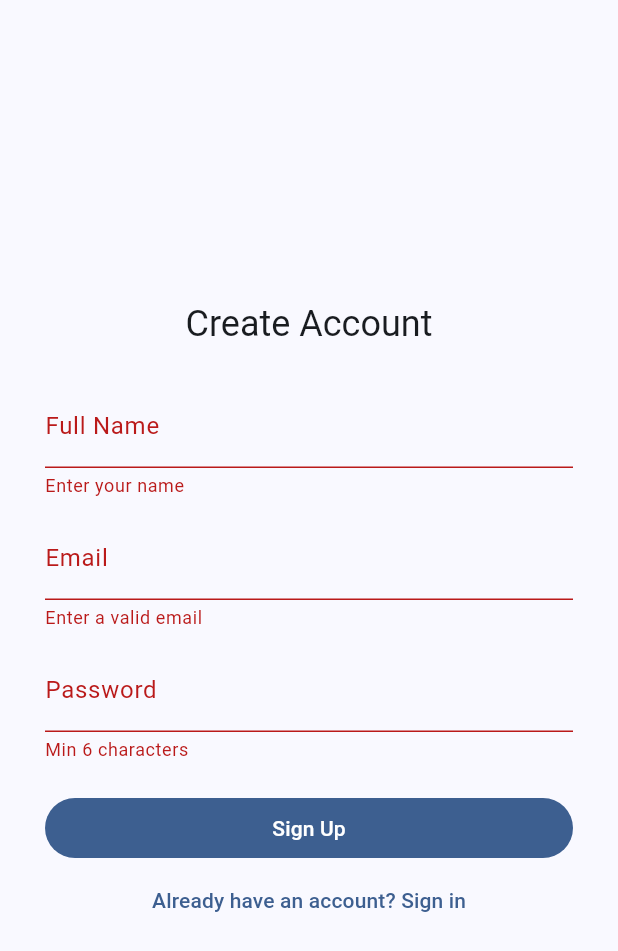
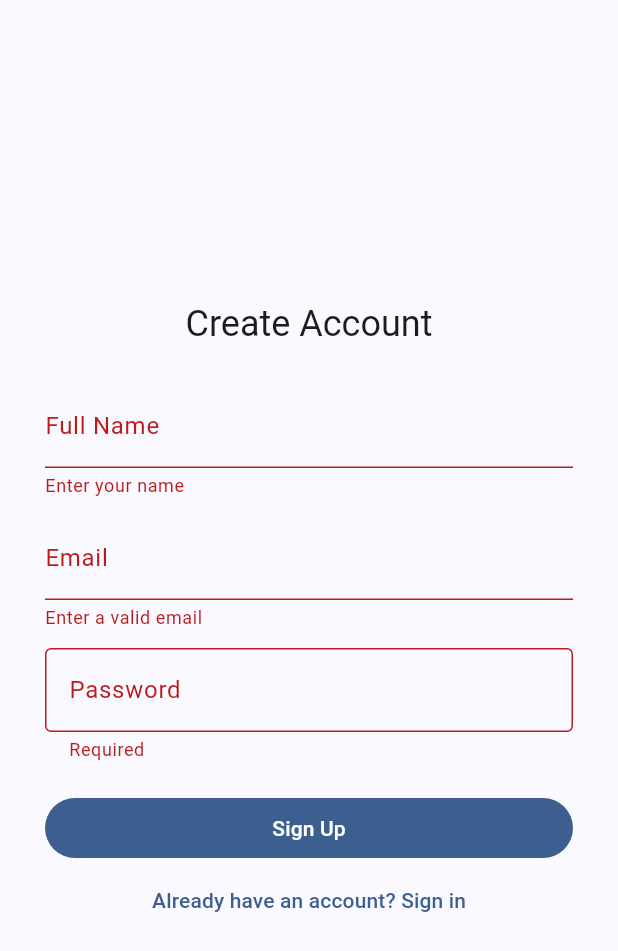
Before and after one commit to Divay123321/Raising-A-Ticket, a Flutter app: the screen it shows after launch, after a tap on "Sign In", after a tap on "Don't have an account? Sign up", after a tap on "Sign Up", on a phone screen of 412 x 824 dp. Shown: the top 951 px of the screen. Run offline on Flutter 3.47's test engine with Material 3 defaults, Android fonts, the phone set to English and light mode, and no system bars; our stand-ins replace cloud_firestore, firebase_auth, firebase_core, fl_chart, flutter_riverpod, go_router; accounts and stored records are empty; generated files the repository leaves out were written again.

Commit message:
password strength

```diff
--- a/lib/features/auth/screens/login_screen.dart
+++ b/lib/features/auth/screens/login_screen.dart
@@ -14,6 +14,7 @@ class _LoginScreenState extends ConsumerState<LoginScreen> {
   final _formKey = GlobalKey<FormState>();
   final _emailController = TextEditingController();
   final _passwordController = TextEditingController();
+  final _passwordFocusNode = FocusNode();
 
   bool _isSubmitting = false;
   String? _errorMessage;
@@ -22,6 +23,7 @@ class _LoginScreenState extends ConsumerState<LoginScreen> {
   void dispose() {
     _emailController.dispose();
     _passwordController.dispose();
+    _passwordFocusNode.dispose();
     super.dispose();
   }
 
@@ -34,13 +36,15 @@ class _LoginScreenState extends ConsumerState<LoginScreen> {
     });
 
     try {
-      await ref.read(authServiceProvider).signIn(
+      await ref
+          .read(authServiceProvider)
+          .signIn(
             email: _emailController.text.trim(),
             password: _passwordController.text,
           );
       // No manual navigation here — once sign-in succeeds, authStateProvider
       // fires, currentUserProvider refetches, and the router redirect
-      // (added next) sends the user to '/' automatically.
+      // sends the user to '/' automatically.
     } catch (e) {
       setState(() => _errorMessage = 'Login failed. Check your credentials.');
     } finally {
@@ -61,23 +65,37 @@ class _LoginScreenState extends ConsumerState<LoginScreen> {
               child: Column(
                 mainAxisSize: MainAxisSize.min,
                 children: [
-                  Text('Filoi Operations Portal', style: Theme.of(context).textTheme.headlineSmall),
+                  Text(
+                    'Filoi Operations Portal',
+                    style: Theme.of(context).textTheme.headlineSmall,
+                  ),
                   const SizedBox(height: 24),
                   TextFormField(
                     controller: _emailController,
                     decoration: const InputDecoration(labelText: 'Email'),
-                    validator: (v) => (v == null || !v.contains('@')) ? 'Enter a valid email' : null,
+                    textInputAction: TextInputAction.next,
+                    onFieldSubmitted: (_) => _passwordFocusNode.requestFocus(),
+                    validator: (v) => (v == null || !v.contains('@'))
+                        ? 'Enter a valid email'
+                        : null,
                   ),
                   const SizedBox(height: 12),
                   TextFormField(
                     controller: _passwordController,
+                    focusNode: _passwordFocusNode,
                     decoration: const InputDecoration(labelText: 'Password'),
                     obscureText: true,
-                    validator: (v) => (v == null || v.length < 6) ? 'Min 6 characters' : null,
+                    textInputAction: TextInputAction.done,
+                    onFieldSubmitted: (_) => _submit(),
+                    validator: (v) =>
+                        (v == null || v.length < 6) ? 'Min 6 characters' : null,
                   ),
                   if (_errorMessage != null) ...[
                     const SizedBox(height: 12),
-                    Text(_errorMessage!, style: const TextStyle(color: Colors.red)),
+                    Text(
+                      _errorMessage!,
+                      style: const TextStyle(color: Colors.red),
+                    ),
                   ],
                   const SizedBox(height: 20),
                   SizedBox(
@@ -85,7 +103,11 @@ class _LoginScreenState extends ConsumerState<LoginScreen> {
                     child: FilledButton(
                       onPressed: _isSubmitting ? null : _submit,
                       child: _isSubmitting
-                          ? const SizedBox(height: 18, width: 18, child: CircularProgressIndicator(strokeWidth: 2))
+                          ? const SizedBox(
+                              height: 18,
+                              width: 18,
+                              child: CircularProgressIndicator(strokeWidth: 2),
+                            )
                           : const Text('Sign In'),
                     ),
                   ),
--- a/lib/features/auth/screens/signup_screen.dart
+++ b/lib/features/auth/screens/signup_screen.dart
@@ -117,10 +117,23 @@ class _SignupScreenState extends ConsumerState<SignupScreen> {
                   const SizedBox(height: 12),
                   TextFormField(
                     controller: _passwordController,
-                    decoration: const InputDecoration(labelText: 'Password'),
-                    obscureText: true,
-                    validator: (v) =>
-                        (v == null || v.length < 6) ? 'Min 6 characters' : null,
+                    decoration: const InputDecoration(
+                      labelText: 'Password',
+                      helperText:
+                          'At least 8 characters, with a letter and a number',
+                      border: OutlineInputBorder(),
+                    ),
+                    validator: (v) {
+                      if (v == null || v.isEmpty) return 'Required';
+                      if (v.length < 8) return 'Must be at least 8 characters';
+                      if (!v.contains(RegExp(r'[A-Za-z]'))) {
+                        return 'Must contain at least one letter';
+                      }
+                      if (!v.contains(RegExp(r'[0-9]'))) {
+                        return 'Must contain at least one number';
+                      }
+                      return null;
+                    },
                   ),
                   if (_errorMessage != null) ...[
                     const SizedBox(height: 12),
--- a/lib/features/tickets/providers/ticket_providers.dart
+++ b/lib/features/tickets/providers/ticket_providers.dart
@@ -45,8 +45,9 @@ final filteredTicketListProvider = Provider<AsyncValue<List<Ticket>>>((ref) {
   if (ticketsAsync is AsyncLoading || managedProjectIdsAsync is AsyncLoading) {
     return const AsyncValue.loading();
   }
-  if (ticketsAsync.hasError)
+  if (ticketsAsync.hasError) {
     return AsyncValue.error(ticketsAsync.error!, ticketsAsync.stackTrace!);
+  }
 
   final tickets = ticketsAsync.value ?? [];
   final managedProjectIds = managedProjectIdsAsync.value ?? {};
```
